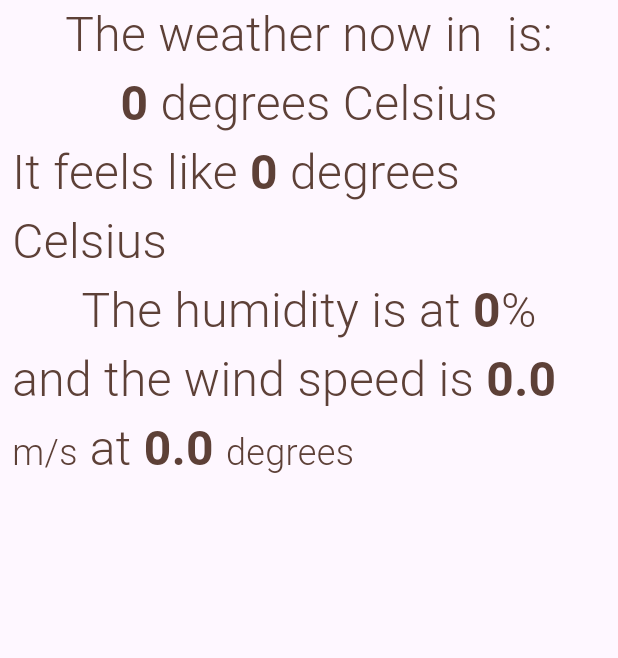
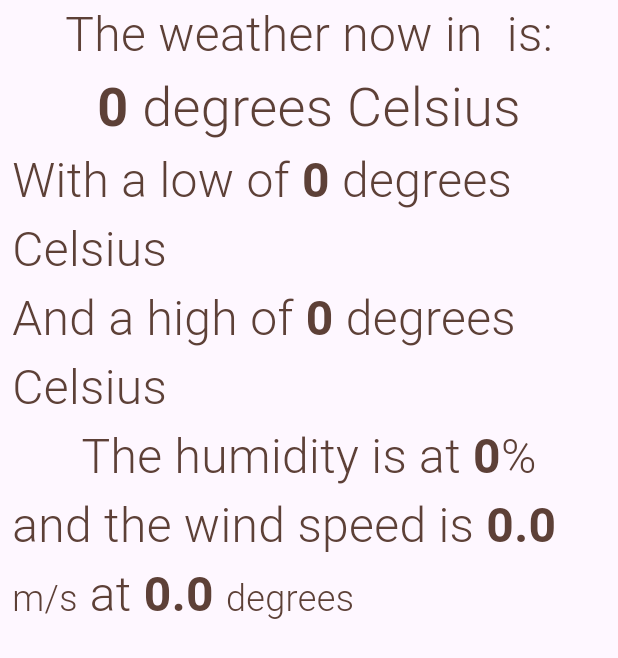
Before and after one commit to DeTakaki/weathercheckflutter, a Flutter app: the WeatherWidget widget shown alone on an empty page, opened directly with empty values, on a phone screen of 412 x 824 dp. Shown: the top 658 px of the screen. Run offline on Flutter 3.47's test engine with Material 3 defaults, Android fonts, the phone set to English and light mode, and no system bars; our stand-ins replace dio, flutter_riverpod, flutter_svg, fpdart, geolocator, go_router.

Commit message:
feat: Adding low and high temps

```diff
--- a/weather_check_app/lib/constants/sizes.dart
+++ b/weather_check_app/lib/constants/sizes.dart
@@ -8,6 +8,7 @@ class Sizes {
   static const p16 = 16.0;
   static const p24 = 24.0;
   static const p32 = 32.0;
+  static const p36 = 36.0;
   static const p48 = 48.0;
   static const p64 = 64.0;
 }
--- a/weather_check_app/lib/features/dashboard/domain/weather.dart
+++ b/weather_check_app/lib/features/dashboard/domain/weather.dart
@@ -3,7 +3,8 @@ class Weather {
     required this.cityName,
     required this.description,
     required this.temperature,
-    required this.feelsLike,
+    required this.high,
+    required this.low,
     required this.humidity,
     required this.seaLevel,
     required this.windSpeed,
@@ -13,7 +14,8 @@ class Weather {
   final String cityName;
   final String description;
   final double temperature;
-  final double feelsLike;
+  final double high;
+  final double low;
   final int humidity;
   final int seaLevel;
   final double windSpeed;
@@ -24,7 +26,8 @@ class Weather {
       cityName: map['name'] as String,
       description: map['weather'][0]['description'] as String,
       temperature: (map['main']['temp'] as num).toDouble(),
-      feelsLike: (map['main']['feels_like'] as num).toDouble(),
+      high: (map['main']['temp_max'] as num).toDouble(),
+      low: (map['main']['temp_min'] as num).toDouble(),
       humidity: map['main']['humidity'] as int,
       seaLevel: map['main']['sea_level'] as int,
       windSpeed: (map['wind']['speed'] as num).toDouble(),
@@ -34,7 +37,7 @@ class Weather {
 
   @override
   String toString() {
-    return 'Weather(cityName: $cityName, description: $description, temperature: $temperature, feelsLike: $feelsLike, humidity: $humidity, seaLevel: $seaLevel, windSpeed: $windSpeed, windDegrees: $windDegrees)';
+    return 'Weather(cityName: $cityName, description: $description, temperature: $temperature, high: $high, low: $low, humidity: $humidity, seaLevel: $seaLevel, windSpeed: $windSpeed, windDegrees: $windDegrees)';
   }
 
   @override
@@ -44,10 +47,12 @@ class Weather {
     return other.cityName == cityName &&
         other.description == description &&
         other.temperature == temperature &&
-        other.feelsLike == feelsLike &&
+        other.high == high &&
+        other.low == low &&
         other.humidity == humidity &&
         other.seaLevel == seaLevel &&
-        other.windSpeed == windSpeed;
+        other.windSpeed == windSpeed &&
+        other.windDegrees == windDegrees;
   }
 
   @override
@@ -55,9 +60,11 @@ class Weather {
     return cityName.hashCode ^
         description.hashCode ^
         temperature.hashCode ^
-        feelsLike.hashCode ^
+        high.hashCode ^
+        low.hashCode ^
         humidity.hashCode ^
         seaLevel.hashCode ^
-        windSpeed.hashCode;
+        windSpeed.hashCode ^
+        windDegrees.hashCode;
   }
 }
--- a/weather_check_app/lib/features/dashboard/presentation/widgets/weather_widget.dart
+++ b/weather_check_app/lib/features/dashboard/presentation/widgets/weather_widget.dart
@@ -33,7 +33,7 @@ class WeatherWidget extends StatelessWidget {
           EasyRichText(
             '${weather.temperature.toStringAsFixed(0)} degrees Celsius',
             defaultStyle: const TextStyle(
-                fontSize: Sizes.p32,
+                fontSize: Sizes.p36,
                 color: AppColors.textColor,
                 fontWeight: FontWeight.w300),
             patternList: [
@@ -46,14 +46,29 @@ class WeatherWidget extends StatelessWidget {
             ],
           ),
           EasyRichText(
-            'It feels like ${weather.feelsLike.toStringAsFixed(0)} degrees Celsius',
+            'With a low of ${weather.low.toStringAsFixed(0)} degrees Celsius',
             defaultStyle: const TextStyle(
                 fontSize: Sizes.p32,
                 color: AppColors.textColor,
                 fontWeight: FontWeight.w300),
             patternList: [
               EasyRichTextPattern(
-                targetString: weather.feelsLike.toStringAsFixed(0),
+                targetString: weather.low.toStringAsFixed(0),
+                style: const TextStyle(
+                  fontWeight: FontWeight.w600,
+                ),
+              )
+            ],
+          ),
+          EasyRichText(
+            'And a high of ${weather.high.toStringAsFixed(0)} degrees Celsius',
+            defaultStyle: const TextStyle(
+                fontSize: Sizes.p32,
+                color: AppColors.textColor,
+                fontWeight: FontWeight.w300),
+            patternList: [
+              EasyRichTextPattern(
+                targetString: weather.high.toStringAsFixed(0),
                 style: const TextStyle(
                   fontWeight: FontWeight.w600,
                 ),
```
